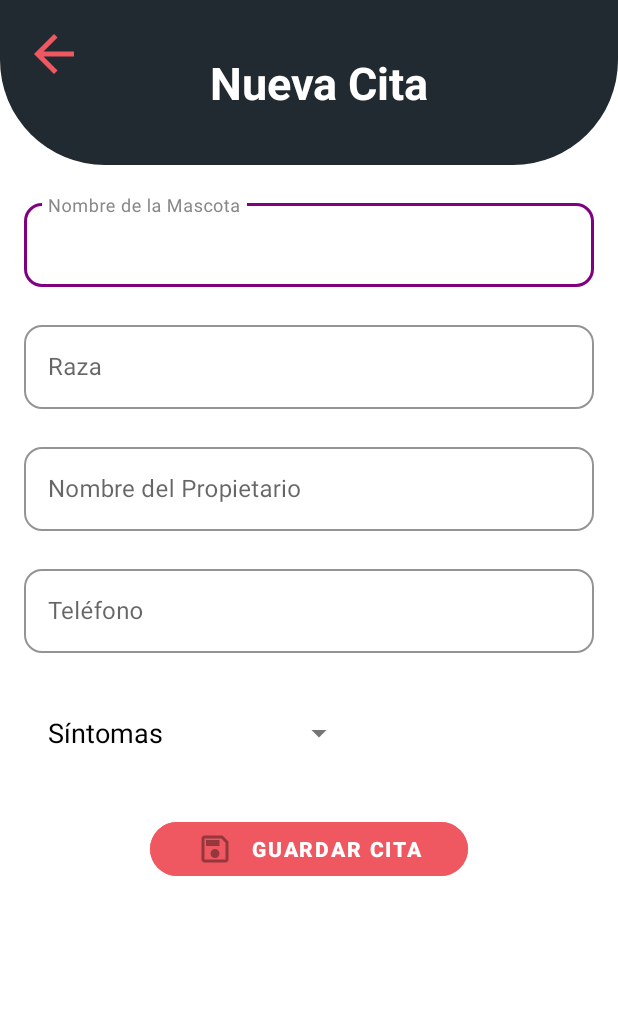
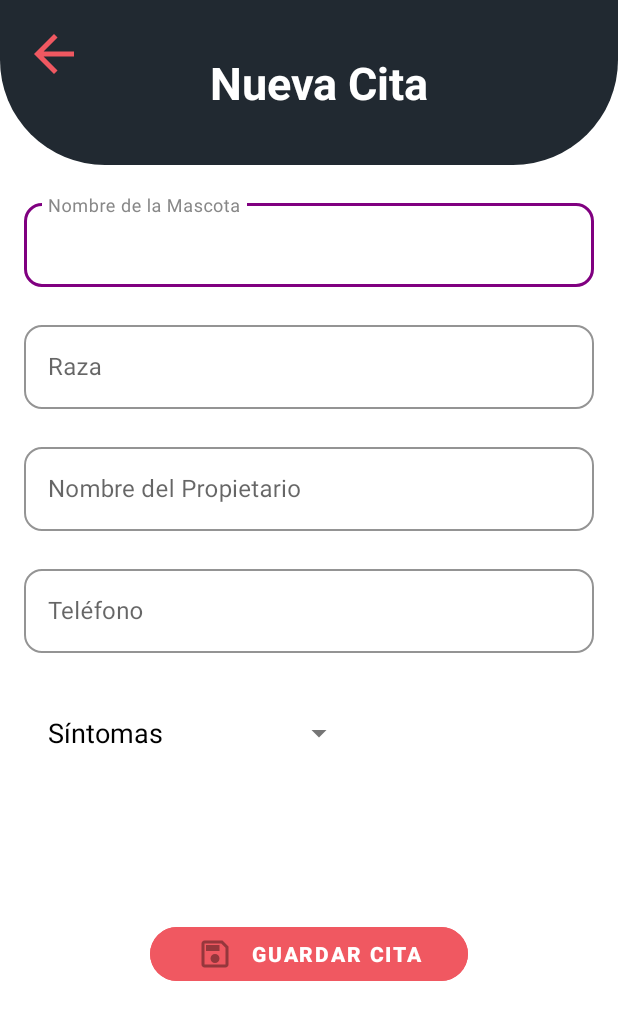
Before and after one commit to JuanEPN/DogApp, an Android app: the NewAppointmentActivity screen opened directly, with no data from a screen before it, on a phone screen of 412 x 824 dp. Shown: the top 1020 px of the screen. Run offline under Robolectric (Android 15) with nearby library versions, the phone set to English and light mode, and no system bars; our stand-ins replace Room's generated code.

Commit message:
Update activity_new_appointment.xml

```diff
--- a/app/src/main/res/layout/activity_new_appointment.xml
+++ b/app/src/main/res/layout/activity_new_appointment.xml
@@ -226,7 +226,7 @@
         android:id="@+id/btnGuardar"
         android:layout_width="0dp"
         android:layout_height="wrap_content"
-        android:layout_marginTop="25dp"
+        android:layout_marginTop="95dp"
         android:layout_marginHorizontal="100dp"
         android:enabled="false"
         android:text="@string/guardar_cita"
```
